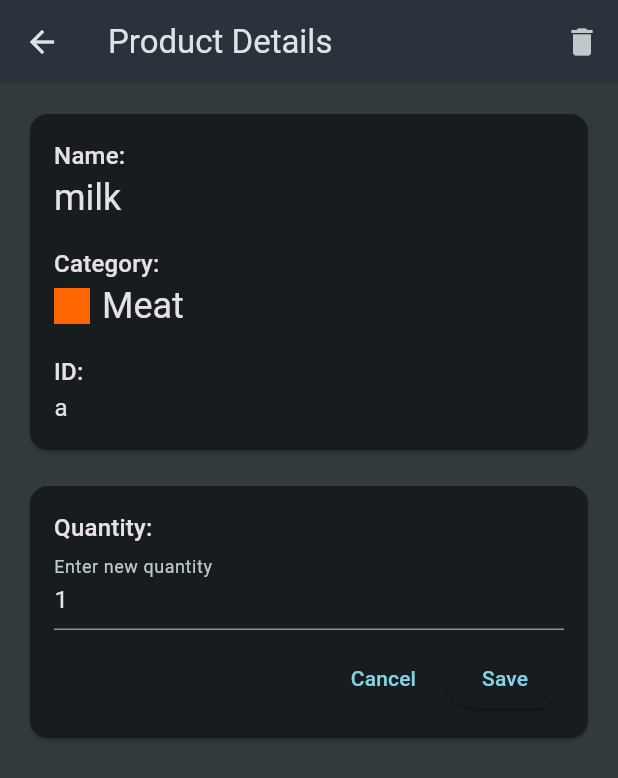
After one commit to Aleemaali123/GroceryApp, a Flutter app: the ProductDetail screen opened directly with sample values from the repository, after a tap on the "edit" icon, on a phone screen of 412 x 824 dp. The commit adds this screen. Shown: the top 778 px of the screen. Run offline on Flutter 3.47's test engine with Material 3 defaults, Android fonts, the phone set to English and light mode, and no system bars; our stand-ins replace device_preview, firebase_core; accounts and stored records are empty; network calls fail.

Commit message:
quantity update

```diff
--- /dev/null
+++ b/lib/widget/product_detail.dart
@@ -0,0 +1,283 @@
+import 'dart:convert';
+import 'package:flutter/material.dart';
+import 'package:grocery_app/models/grocery_item.dart';
+import 'package:http/http.dart' as http;
+
+class ProductDetail extends StatefulWidget {
+  final GroceryItem item;
+
+  const ProductDetail({super.key, required this.item});
+
+  @override
+  State<ProductDetail> createState() => _ProductDetailState();
+}
+
+class _ProductDetailState extends State<ProductDetail> {
+  late GroceryItem currentItem;
+  bool isEditing = false;
+  final _formKey = GlobalKey<FormState>();
+  late TextEditingController _quantityController;
+
+  @override
+  void initState() {
+    super.initState();
+    currentItem = widget.item;
+    _quantityController = TextEditingController(text: currentItem.quantity.toString());
+  }
+
+  @override
+  void dispose() {
+    _quantityController.dispose();
+    super.dispose();
+  }
+
+  Future<bool> _showDeleteConfirmation() async {
+    return await showDialog(
+      context: context,
+      builder: (ctx) => AlertDialog(
+        title: const Text('Delete Item'),
+        content: Text('Are you sure you want to delete ${currentItem.name}?'),
+        actions: [
+          TextButton(
+            onPressed: () => Navigator.of(ctx).pop(false),
+            child: const Text('Cancel'),
+          ),
+          TextButton(
+            onPressed: () => Navigator.of(ctx).pop(true),
+            child: const Text('Delete'),
+            style: TextButton.styleFrom(foregroundColor: Colors.red),
+          ),
+        ],
+      ),
+    ) ?? false;
+  }
+
+  Future<void> _deleteItem() async {
+    final confirmed = await _showDeleteConfirmation();
+    if (!confirmed) return;
+
+    final url = Uri.https(
+      'groceryapp-cf2a5-default-rtdb.firebaseio.com',
+      '/shopping-List/${currentItem.id}.json',
+    );
+
+    try {
+      final response = await http.delete(url);
+
+      if (response.statusCode >= 400) {
+        if (!context.mounted) return;
+        ScaffoldMessenger.of(context).showSnackBar(
+          const SnackBar(content: Text('Failed to delete item.')),
+        );
+        return;
+      }
+
+      if (!context.mounted) return;
+      Navigator.of(context).pop('refresh'); // Return 'refresh' instead of true
+    } catch (error) {
+      if (!context.mounted) return;
+      ScaffoldMessenger.of(context).showSnackBar(
+        const SnackBar(content: Text('Failed to delete item.')),
+      );
+    }
+  }
+
+  Future<void> _updateQuantity() async {
+    if (!_formKey.currentState!.validate()) return;
+
+    final newQuantity = int.parse(_quantityController.text);
+
+    final url = Uri.https(
+      'groceryapp-cf2a5-default-rtdb.firebaseio.com',
+      '/shopping-List/${currentItem.id}.json',
+    );
+
+    try {
+      final response = await http.patch(
+        url,
+        headers: {'Content-Type': 'application/json'},
+        body: json.encode({
+          'quantity': newQuantity,
+        }),
+      );
+
+      if (response.statusCode >= 400) {
+        if (!context.mounted) return;
+        ScaffoldMessenger.of(context).showSnackBar(
+          const SnackBar(content: Text('Failed to update quantity.')),
+        );
+        return;
+      }
+
+      setState(() {
+        currentItem = GroceryItem(
+          id: currentItem.id,
+          name: currentItem.name,
+          quantity: newQuantity,
+          category: currentItem.category,
+        );
+        isEditing = false;
+      });
+
+      if (!context.mounted) return;
+      ScaffoldMessenger.of(context).showSnackBar(
+        const SnackBar(content: Text('Quantity updated successfully!')),
+      );
+    } catch (error) {
+      if (!context.mounted) return;
+      ScaffoldMessenger.of(context).showSnackBar(
+        const SnackBar(content: Text('Failed to update quantity.')),
+      );
+    }
+  }
+
+  void _goBack() {
+    Navigator.of(context).pop('refresh'); // Return 'refresh' instead of true
+  }
+
+  @override
+  Widget build(BuildContext context) {
+    return WillPopScope(
+      onWillPop: () async {
+        _goBack();
+        return false; // We handle the back navigation ourselves
+      },
+      child: Scaffold(
+        appBar: AppBar(
+          title: const Text('Product Details'),
+          leading: IconButton(
+            icon: const Icon(Icons.arrow_back),
+            onPressed: _goBack,
+          ),
+          actions: [
+            IconButton(
+              icon: const Icon(Icons.delete),
+              onPressed: _deleteItem,
+            ),
+          ],
+        ),
+        body: SingleChildScrollView(
+          child: Padding(
+            padding: const EdgeInsets.all(16.0),
+            child: Form(
+              key: _formKey,
+              child: Column(
+                crossAxisAlignment: CrossAxisAlignment.start,
+                children: [
+                  Card(
+                    child: Padding(
+                      padding: const EdgeInsets.all(16.0),
+                      child: Column(
+                        crossAxisAlignment: CrossAxisAlignment.start,
+                        children: [
+                          Text(
+                            'Name:',
+                            style: Theme.of(context).textTheme.titleMedium,
+                          ),
+                          Text(
+                            currentItem.name,
+                            style: Theme.of(context).textTheme.headlineSmall,
+                          ),
+                          const SizedBox(height: 16),
+                          Text(
+                            'Category:',
+                            style: Theme.of(context).textTheme.titleMedium,
+                          ),
+                          Row(
+                            children: [
+                              Container(
+                                width: 24,
+                                height: 24,
+                                color: currentItem.category.color,
+                              ),
+                              const SizedBox(width: 8),
+                              Text(
+                                currentItem.category.title,
+                                style: Theme.of(context).textTheme.headlineSmall,
+                              ),
+                            ],
+                          ),
+                          const SizedBox(height: 16),
+                          Text(
+                            'ID:',
+                            style: Theme.of(context).textTheme.titleMedium,
+                          ),
+                          Text(
+                            currentItem.id,
+                            style: Theme.of(context).textTheme.bodyLarge,
+                          ),
+                        ],
+                      ),
+                    ),
+                  ),
+                  const SizedBox(height: 16),
+                  Card(
+                    child: Padding(
+                      padding: const EdgeInsets.all(16.0),
+                      child: Column(
+                        crossAxisAlignment: CrossAxisAlignment.start,
+                        children: [
+                          Row(
+                            mainAxisAlignment: MainAxisAlignment.spaceBetween,
+                            children: [
+                              Text(
+                                'Quantity:',
+                                style: Theme.of(context).textTheme.titleMedium,
+                              ),
+                              if (!isEditing)
+                                IconButton(
+                                  icon: const Icon(Icons.edit),
+                                  onPressed: () => setState(() => isEditing = true),
+                                ),
+                            ],
+                          ),
+                          if (isEditing) ...[
+                            TextFormField(
+                              controller: _quantityController,
+                              keyboardType: TextInputType.number,
+                              decoration: const InputDecoration(
+                                labelText: 'Enter new quantity',
+                              ),
+                              validator: (value) {
+                                if (value == null ||
+                                    value.isEmpty ||
+                                    int.tryParse(value) == null ||
+                                    int.tryParse(value)! <= 0) {
+                                  return 'Please enter a valid positive number';
+                                }
+                                return null;
+                              },
+                            ),
+                            const SizedBox(height: 8),
+                            Row(
+                              mainAxisAlignment: MainAxisAlignment.end,
+                              children: [
+                                TextButton(
+                                  onPressed: () => setState(() => isEditing = false),
+                                  child: const Text('Cancel'),
+                                ),
+                                const SizedBox(width: 8),
+                                ElevatedButton(
+                                  onPressed: _updateQuantity,
+                                  child: const Text('Save'),
+                                ),
+                              ],
+                            ),
+                          ] else
+                            Text(
+                              currentItem.quantity.toString(),
+                              style: Theme.of(context).textTheme.headlineSmall,
+                            ),
+                        ],
+                      ),
+                    ),
+                  ),
+                ],
+              ),
+            ),
+          ),
+        ),
+      ),
+    );
+  }
+}
```
Also changed, not shown: lib/widget/grocery_list.dart (+56 -35 lines), lib/widget/new_item.dart (+2 -91 lines).
